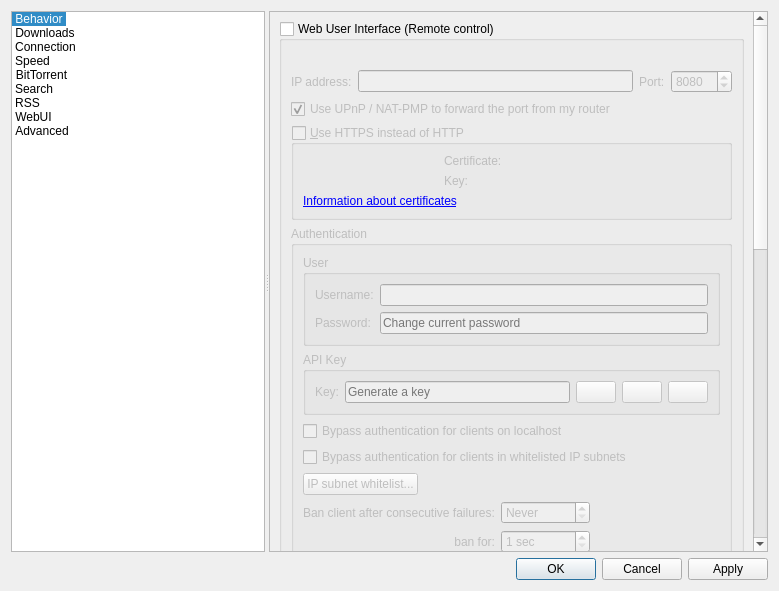
qbittorrent/qBittorrent, file src/gui/optionsdialog.ui: the form before one commit.
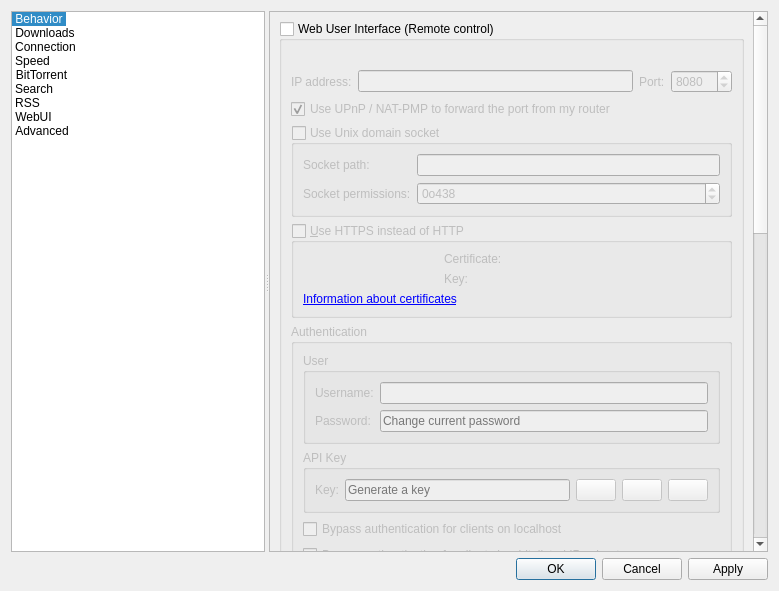
The form after the commit. The open tabs and pages were chosen to show the change. Icons and pictures are not drawn. Custom widgets are drawn as their Qt base class.

Commit message: feat(WebUI): add support for binding to a Unix domain socket

Diff of the .ui file:
```diff
--- a/src/gui/optionsdialog.ui
+++ b/src/gui/optionsdialog.ui
@@ -3779,6 +3779,58 @@
                  </property>
                 </widget>
                </item>
+                <item>
+                 <widget class="QGroupBox" name="groupWebUIUnixSocket">
+                  <property name="title">
+                   <string>Use Unix domain socket</string>
+                  </property>
+                  <property name="checkable">
+                   <bool>true</bool>
+                  </property>
+                  <property name="checked">
+                   <bool>false</bool>
+                  </property>
+                  <layout class="QGridLayout" name="gridLayoutUnixSocket">
+                   <item row="0" column="0">
+                    <widget class="QLabel" name="lblUnixSocketPath">
+                     <property name="text">
+                      <string>Socket path:</string>
+                     </property>
+                    </widget>
+                   </item>
+                   <item row="0" column="1">
+                    <widget class="QLineEdit" name="textUnixSocketPath">
+                     <property name="toolTip">
+                      <string>Path to the Unix domain socket. Use @socketname for abstract sockets.</string>
+                     </property>
+                    </widget>
+                   </item>
+                   <item row="1" column="0">
+                    <widget class="QLabel" name="lblUnixSocketPermissions">
+                     <property name="text">
+                      <string>Socket permissions:</string>
+                     </property>
+                    </widget>
+                   </item>
+                   <item row="1" column="1">
+                    <widget class="QSpinBox" name="spinUnixSocketPermissions">
+                     <property name="prefix">
+                      <string>0o</string>
+                     </property>
+                     <property name="minimum">
+                      <number>0</number>
+                     </property>
+                     <property name="maximum">
+                      <number>511</number>
+                     </property>
+                     <property name="value">
+                      <number>438</number>
+                     </property>
+                    </widget>
+                   </item>
+                  </layout>
+                 </widget>
+                </item>
                <item>
                 <widget class="QGroupBox" name="checkWebUIHttps">
                  <property name="title">
```
Lines whose indentation alone changed are shown as unchanged. The commit also changes 9 other files.
